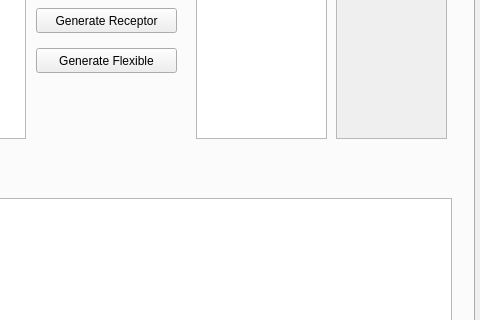
Qt form demowidget.ui (gjonwick/MAGI-Dock) before a commit; both pictures show x 136 to 616 and y 258 to 578 of the 980 by 800 pixel window.
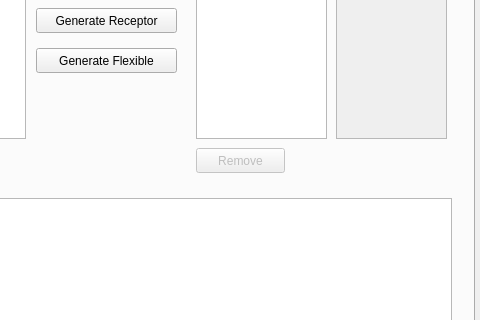
The same form after that commit. The open tabs and pages were chosen to show the change. Icons and pictures are not drawn.

```diff
--- a/demowidget.ui
+++ b/demowidget.ui
@@ -820,6 +820,22 @@
       <string>Receptor console:</string>
      </property>
     </widget>
+    <widget class="QPushButton" name="pushButton">
+     <property name="enabled">
+      <bool>false</bool>
+     </property>
+     <property name="geometry">
+      <rect>
+       <x>320</x>
+       <y>340</y>
+       <width>89</width>
+       <height>25</height>
+      </rect>
+     </property>
+     <property name="text">
+      <string>Remove</string>
+     </property>
+    </widget>
    </widget>
    <widget class="QWidget" name="ligands_tab">
     <attribute name="title">
```
Left out of the diff: 3 changed lines with no effect on the pictures.
